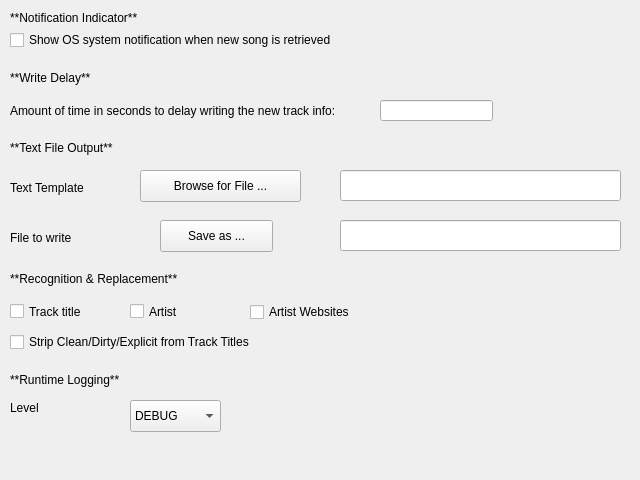
Above: nowplaying/resources/general_ui.ui from e1miran/Now-Playing-Serato before the change. Below: the same form after it.
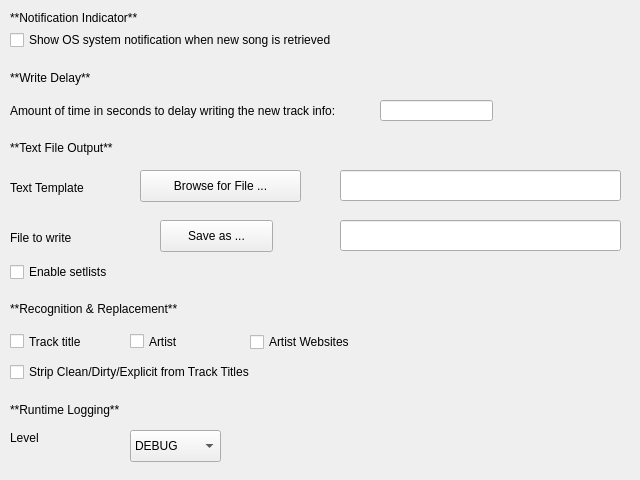
That is the form after the change.

Commit message: Autogenerated setlists (#487)

Patch:
```diff
--- a/nowplaying/resources/general_ui.ui
+++ b/nowplaying/resources/general_ui.ui
@@ -179,7 +179,7 @@
    <property name="geometry">
     <rect>
      <x>10</x>
-     <y>370</y>
+     <y>400</y>
      <width>141</width>
      <height>20</height>
     </rect>
@@ -195,7 +195,7 @@
    <property name="geometry">
     <rect>
      <x>10</x>
-     <y>400</y>
+     <y>430</y>
      <width>59</width>
      <height>16</height>
     </rect>
@@ -208,7 +208,7 @@
    <property name="geometry">
     <rect>
      <x>130</x>
-     <y>400</y>
+     <y>430</y>
      <width>91</width>
      <height>32</height>
     </rect>
@@ -243,7 +243,7 @@
    <property name="geometry">
     <rect>
      <x>10</x>
-     <y>270</y>
+     <y>300</y>
      <width>201</width>
      <height>17</height>
     </rect>
@@ -259,7 +259,7 @@
    <property name="geometry">
     <rect>
      <x>10</x>
-     <y>300</y>
+     <y>330</y>
      <width>91</width>
      <height>23</height>
     </rect>
@@ -272,7 +272,7 @@
    <property name="geometry">
     <rect>
      <x>130</x>
-     <y>300</y>
+     <y>330</y>
      <width>71</width>
      <height>23</height>
     </rect>
@@ -285,7 +285,7 @@
    <property name="geometry">
     <rect>
      <x>250</x>
-     <y>300</y>
+     <y>330</y>
      <width>171</width>
      <height>24</height>
     </rect>
@@ -298,7 +298,7 @@
    <property name="geometry">
     <rect>
      <x>10</x>
-     <y>330</y>
+     <y>360</y>
      <width>271</width>
      <height>24</height>
     </rect>
@@ -307,6 +307,19 @@
     <string>Strip Clean/Dirty/Explicit from Track Titles</string>
    </property>
   </widget>
+  <widget class="QCheckBox" name="setlist_checkbox">
+   <property name="geometry">
+    <rect>
+     <x>10</x>
+     <y>260</y>
+     <width>111</width>
+     <height>24</height>
+    </rect>
+   </property>
+   <property name="text">
+    <string>Enable setlists</string>
+   </property>
+  </widget>
  </widget>
  <resources/>
  <connections/>
```
The commit also changes 6 other files.
